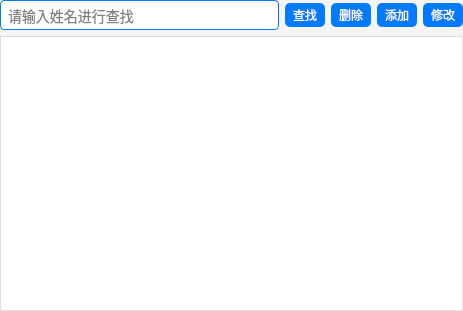
REI1208/Qt_work_code, file AppHospital/patientview.ui: the form before one commit.
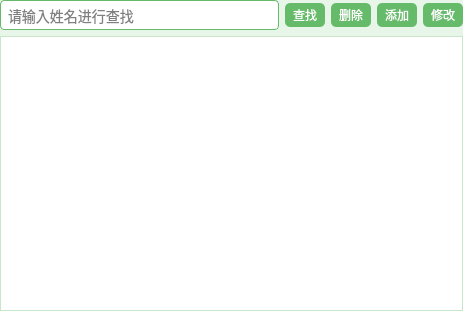
The form after the commit. Icons and pictures are not drawn.

```diff
--- a/AppHospital/patientview.ui
+++ b/AppHospital/patientview.ui
@@ -17,13 +17,13 @@
    <string notr="true">
         /* 界面背景颜色 */
         QWidget {
-            background-color: #F5F5F5;  /* 背景为浅灰色 */
+            background-color: #E8F5E9;  /* 浅绿色背景 */
         }
 
         /* 搜索框样式 */
         QLineEdit {
             background-color: #FFFFFF;  /* 白色背景 */
-            border: 1px solid #007BFF;  /* 蓝色边框 */
+            border: 1px solid #66BB6A;  /* 绿色边框 */
             border-radius: 4px;         /* 圆角 */
             padding: 5px;               /* 内边距 */
             font-size: 14px;            /* 字体大小 */
@@ -32,7 +32,7 @@
 
         /* 按钮样式 */
         QPushButton {
-            background-color: #007BFF;  /* 蓝色背景 */
+            background-color: #66BB6A;  /* 绿色背景 */
             color: white;               /* 白色字体 */
             border: none;               /* 无边框 */
             border-radius: 5px;         /* 圆角 */
@@ -53,20 +53,20 @@
         /* 表格样式 */
         QTableView {
             background-color: #FFFFFF;  /* 表格背景色为白色 */
-            border: 1px solid #DDDDDD;  /* 边框为浅灰色 */
-            selection-background-color: #007BFF; /* 选中行背景为蓝色 */
+            border: 1px solid #C8E6C9;  /* 边框为浅绿色 */
+            selection-background-color: #66BB6A; /* 选中行背景为绿色 */
             font-size: 12px;            /* 字体大小 */
         }
 
         /* 表格头部样式 */
         QTableView::horizontalHeader {
-            background-color: #007BFF;  /* 头部背景色为蓝色 */
+            background-color: #66BB6A;  /* 头部背景色为绿色 */
             color: white;               /* 白色字体 */
         }
 
         /* 表格单元格的选中效果 */
         QTableView::item:selected {
-            background-color: #ADD8E6;  /* 选中单元格的背景色 */
+            background-color: #A5D6A7;  /* 选中单元格的背景色 */
         }
 
 </string>
```
Left out of the diff: 4 changed lines with no effect on the pictures.
